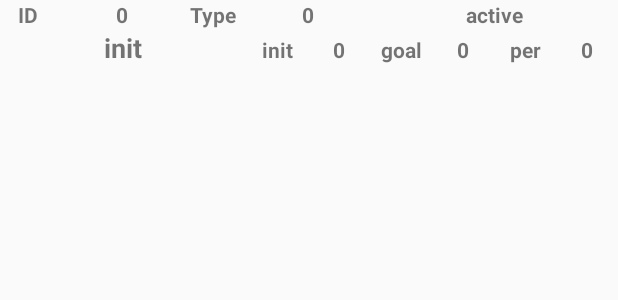
After one commit to wilyyang/WatchRabbit, an Android app: the layout item_habbit.xml on its own in the app's theme, with its tools: preview values and no code run, on a phone screen of 412 x 824 dp. The commit adds this screen. Shown: the top 300 px of the screen. Run offline under Robolectric (Android 15) with nearby library versions, the phone set to English and light mode, and no system bars.

Commit message:
[WatchRabbit] Complete Habbit get, add

```diff
--- a/app/src/main/java/wily/apps/watchrabbit/MainActivity.java
+++ b/app/src/main/java/wily/apps/watchrabbit/MainActivity.java
@@ -7,6 +7,10 @@ import android.view.MenuItem;
 
 import com.google.android.material.bottomnavigation.BottomNavigationView;
 
+import io.reactivex.android.schedulers.AndroidSchedulers;
+import io.reactivex.schedulers.Schedulers;
+import wily.apps.watchrabbit.data.database.HabbitDatabase;
+import wily.apps.watchrabbit.data.entity.Habbit;
 import wily.apps.watchrabbit.fragment.HabbitFragment;
 import wily.apps.watchrabbit.fragment.TodayFragment;
 
--- a/app/src/main/java/wily/apps/watchrabbit/data/dao/HabbitDao.java
+++ b/app/src/main/java/wily/apps/watchrabbit/data/dao/HabbitDao.java
@@ -1,4 +1,5 @@
 package wily.apps.watchrabbit.data.dao;
+
 
 import androidx.room.Dao;
 import androidx.room.Delete;
--- a/app/src/main/res/layout/activity_habbit_modify.xml
+++ b/app/src/main/res/layout/activity_habbit_modify.xml
@@ -12,7 +12,7 @@
         android:layout_width="match_parent"
         android:layout_height="0dp"
         android:layout_weight="2"
-        android:layout_marginTop="@dimen/marginLayoutTopParent"
+        android:layout_marginTop="@dimen/marginLayoutTop"
         android:layout_marginLeft="@dimen/marginLayoutAtt"
         android:layout_marginRight="@dimen/marginLayoutAtt"
         android:orientation="vertical"
--- /dev/null
+++ b/app/src/main/res/layout/item_habbit.xml
@@ -0,0 +1,131 @@
+<?xml version="1.0" encoding="utf-8"?>
+<LinearLayout
+    xmlns:android="http://schemas.android.com/apk/res/android"
+    xmlns:app="http://schemas.android.com/apk/res-auto"
+    xmlns:tools="http://schemas.android.com/tools"
+    android:layout_width="match_parent"
+    android:layout_height="wrap_content"
+    tools:context=".MainActivity"
+    android:orientation="vertical">
+
+    <LinearLayout
+        android:orientation="horizontal"
+        android:layout_width="match_parent"
+        android:layout_height="wrap_content"
+        android:weightSum="10">
+
+        <TextView
+            android:layout_width="0dp"
+            android:layout_height="wrap_content"
+            android:layout_weight="1"
+            android:textAlignment="center"
+            android:text="ID "
+            android:textStyle="bold"/>
+
+        <TextView
+            android:id="@+id/habbit_id"
+            android:layout_width="0dp"
+            android:layout_height="wrap_content"
+            android:layout_weight="2"
+            android:textAlignment="center"
+            android:text="0"
+            android:textStyle="bold"/>
+
+        <TextView
+            android:layout_width="0dp"
+            android:layout_height="wrap_content"
+            android:layout_weight="1"
+            android:textAlignment="center"
+            android:text="Type "
+            android:textStyle="bold"/>
+
+        <TextView
+            android:id="@+id/habbit_type"
+            android:layout_width="0dp"
+            android:layout_height="wrap_content"
+            android:layout_weight="2"
+            android:textAlignment="center"
+            android:text="0"
+            android:textStyle="bold"/>
+
+
+        <TextView
+            android:id="@+id/habbit_active"
+            android:layout_width="0dp"
+            android:layout_height="wrap_content"
+            android:layout_weight="4"
+            android:textAlignment="center"
+            android:text="active"
+            android:textStyle="bold"/>
+
+    </LinearLayout>
+
+
+    <LinearLayout
+        android:orientation="horizontal"
+        android:layout_width="match_parent"
+        android:layout_height="wrap_content"
+        android:weightSum="10">
+
+        <TextView
+            android:id="@+id/habbit_title"
+            android:layout_width="0dp"
+            android:layout_height="wrap_content"
+            android:layout_weight="4"
+            android:textAlignment="center"
+            android:text="init"
+            android:textSize="18sp"
+            android:textStyle="bold"/>
+
+        <TextView
+            android:layout_width="0dp"
+            android:layout_height="wrap_content"
+            android:layout_weight="1"
+            android:textAlignment="center"
+            android:text="init"
+            android:textStyle="bold"/>
+
+        <TextView
+            android:id="@+id/habbit_init"
+            android:layout_width="0dp"
+            android:layout_height="wrap_content"
+            android:layout_weight="1"
+            android:textAlignment="center"
+            android:text="0"
+            android:textStyle="bold"/>
+
+        <TextView
+            android:layout_width="0dp"
+            android:layout_height="wrap_content"
+            android:layout_weight="1"
+            android:textAlignment="center"
+            android:text="goal"
+            android:textStyle="bold"/>
+
+        <TextView
+            android:id="@+id/habbit_goal"
+            android:layout_width="0dp"
+            android:layout_height="wrap_content"
+            android:layout_weight="1"
+            android:textAlignment="center"
+            android:text="0"
+            android:textStyle="bold"/>
+
+        <TextView
+            android:layout_width="0dp"
+            android:layout_height="wrap_content"
+            android:layout_weight="1"
+            android:textAlignment="center"
+            android:text="per"
+            android:textStyle="bold"/>
+
+        <TextView
+            android:id="@+id/habbit_per"
+            android:layout_width="0dp"
+            android:layout_height="wrap_content"
+            android:layout_weight="1"
+            android:textAlignment="center"
+            android:text="0"
+            android:textStyle="bold"/>
+    </LinearLayout>
+</LinearLayout>
--- a/app/src/main/res/values/colors.xml
+++ b/app/src/main/res/values/colors.xml
@@ -4,7 +4,7 @@
     <color name="colorPrimaryDark">#8B8C8E</color>
     <color name="colorAccent">#339999</color>
 
-    <color name="colorBottomNavigation">#F5F5F5</color>
+    <color name="colorBottomNavigation">#F1F1F1</color>
 
     <color name="bgLayoutBack">#F5F5F5</color>
     <color name="bgLayoutFront">#FFFFFF</color>
--- a/app/src/main/res/values/dimens.xml
+++ b/app/src/main/res/values/dimens.xml
@@ -2,7 +2,7 @@
 <resources>
     <dimen name="strokeWidth">1dp</dimen>
     <dimen name="cornerRound">15dp</dimen>
-    <dimen name="cornerRoundBtnText">24dp</dimen>
+    <dimen name="cornerRoundBtnText">20dp</dimen>
 
     <dimen name="marginLayoutTopParent">40dp</dimen>
     <dimen name="marginLayoutTop">20dp</dimen>
```
Also changed, not shown: app/build.gradle (+8 -3 lines), app/src/main/java/wily/apps/watchrabbit/HabbitModifyActivity.java (+54 -23 lines), app/src/main/java/wily/apps/watchrabbit/data/DataConst.java (added, +8 -0 lines), app/src/main/java/wily/apps/watchrabbit/fragment/HabbitFragment.java (+21 -0 lines), app/src/main/res/layout/fragment_habbit.xml (+18 -5 lines).
